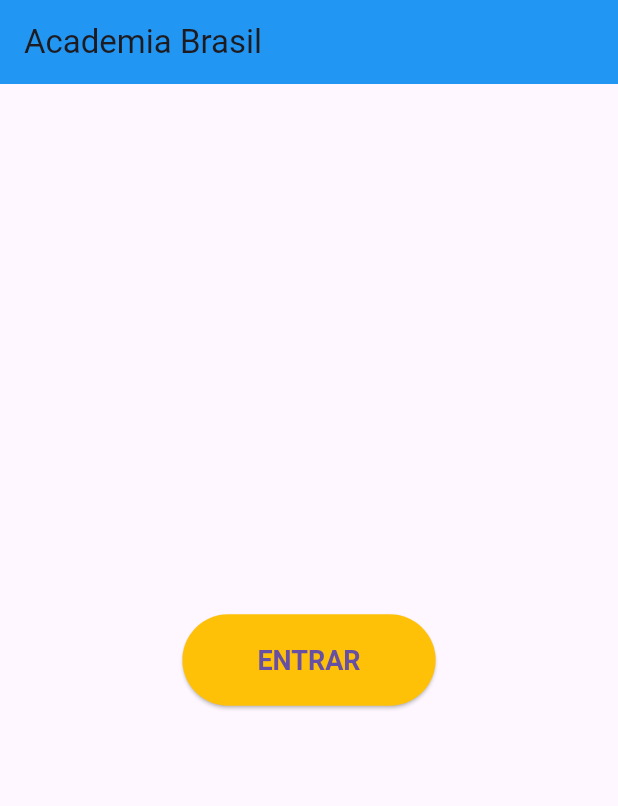
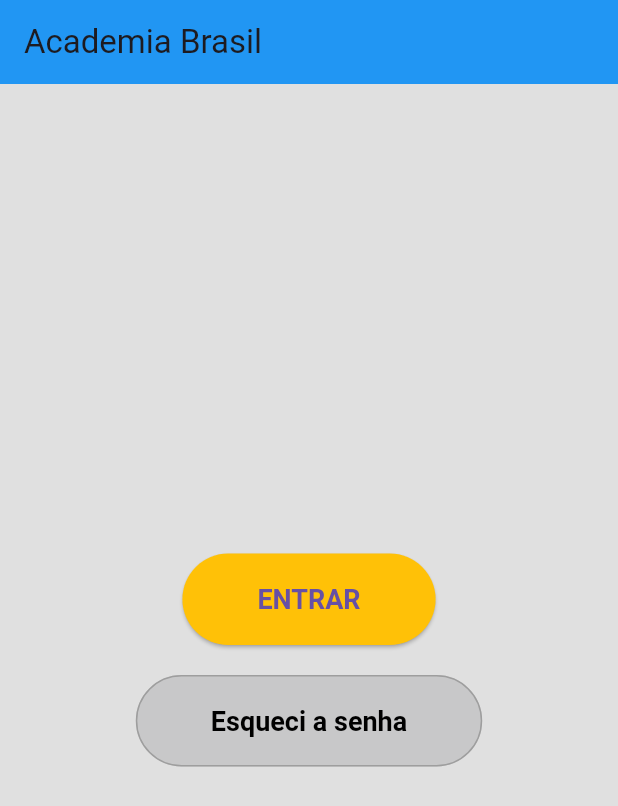
Before and after one commit to GilMarcosVB/appAcademia, a Flutter app: the screen it shows after launch, on a phone screen of 412 x 824 dp. Shown: the top 806 px of the screen. Run offline on Flutter 3.47's test engine with Material 3 defaults, Android fonts, the light colour scheme and no system bars.

Commit message:
mudanças

```diff
--- a/flutter_academia_app/lib/home.dart
+++ b/flutter_academia_app/lib/home.dart
@@ -49,7 +49,7 @@ class _HomeState extends State<Home> {
         appBar: AppBar(
           title: const Text("Planos Academia"),
           centerTitle: true,
-          backgroundColor: Colors.blue,
+          backgroundColor: const Color.fromARGB(255, 41, 218, 100),
         ),
         backgroundColor: Colors.white,
         drawer: Drawer(
--- a/flutter_academia_app/lib/login.dart
+++ b/flutter_academia_app/lib/login.dart
@@ -1,4 +1,5 @@
 import 'package:flutter/material.dart';
+import 'package:flutter_academia_app/home.dart';
 
 void main() {
   runApp(const MyApp());
@@ -30,22 +31,47 @@ class LoginPage extends StatelessWidget {
         title: const Text("Academia Brasil"),
         backgroundColor: Colors.blue,
       ),
-      body: Center(
-        child: ElevatedButton(
+      body: Container(
+        color: Colors.grey[300], // Fundo cinza mais claro
+        child: Center(
+          child: Column(
+            mainAxisAlignment: MainAxisAlignment.center,
+            children: [
+              ElevatedButton(
                 onPressed: () {
                   // Navega para a página Home
                   Navigator.push(
                     context,
-              MaterialPageRoute(builder: (context) => const HomePage()),
+                    MaterialPageRoute(builder: (context) => const Home()),
                   );
                 },
                 style: ElevatedButton.styleFrom(
                   backgroundColor: Colors.amber, // Cor do botão
-            padding: const EdgeInsets.symmetric(horizontal: 50, vertical: 20),
-            textStyle:
-                const TextStyle(fontSize: 18, fontWeight: FontWeight.bold),
+                  padding:
+                      const EdgeInsets.symmetric(horizontal: 50, vertical: 20),
+                  textStyle: const TextStyle(
+                      fontSize: 18, fontWeight: FontWeight.bold),
                 ),
                 child: const Text("ENTRAR"),
+              ),
+              const SizedBox(height: 20),
+              ElevatedButton(
+                onPressed: null, // Sem funcionalidade, apenas estético
+                style: ElevatedButton.styleFrom(
+                  backgroundColor: Colors.white, // Botão branco
+                  padding:
+                      const EdgeInsets.symmetric(horizontal: 50, vertical: 20),
+                  textStyle: const TextStyle(
+                      fontSize: 18, fontWeight: FontWeight.bold),
+                  side: const BorderSide(color: Colors.grey), // Borda cinza
+                ),
+                child: const Text(
+                  "Esqueci a senha",
+                  style: TextStyle(color: Colors.black),
+                ),
+              ),
+            ],
+          ),
         ),
       ),
     );
--- a/flutter_academia_app/lib/main.dart
+++ b/flutter_academia_app/lib/main.dart
@@ -5,12 +5,12 @@ import 'package:flutter_academia_app/login.dart';
 void main() {
   runApp(
     MaterialApp(
-      title: "BookMeNow",
+      title: "Academia",
       debugShowCheckedModeBanner: false,
       theme: ThemeData(
         primaryColor: Colors.white,
       ),
-      home: LoginPage(),
+      home: const LoginPage(),
     ),
   );
 }
```
Also changed, not shown: 2 other files. Lines whose indentation alone changed are shown as unchanged.
